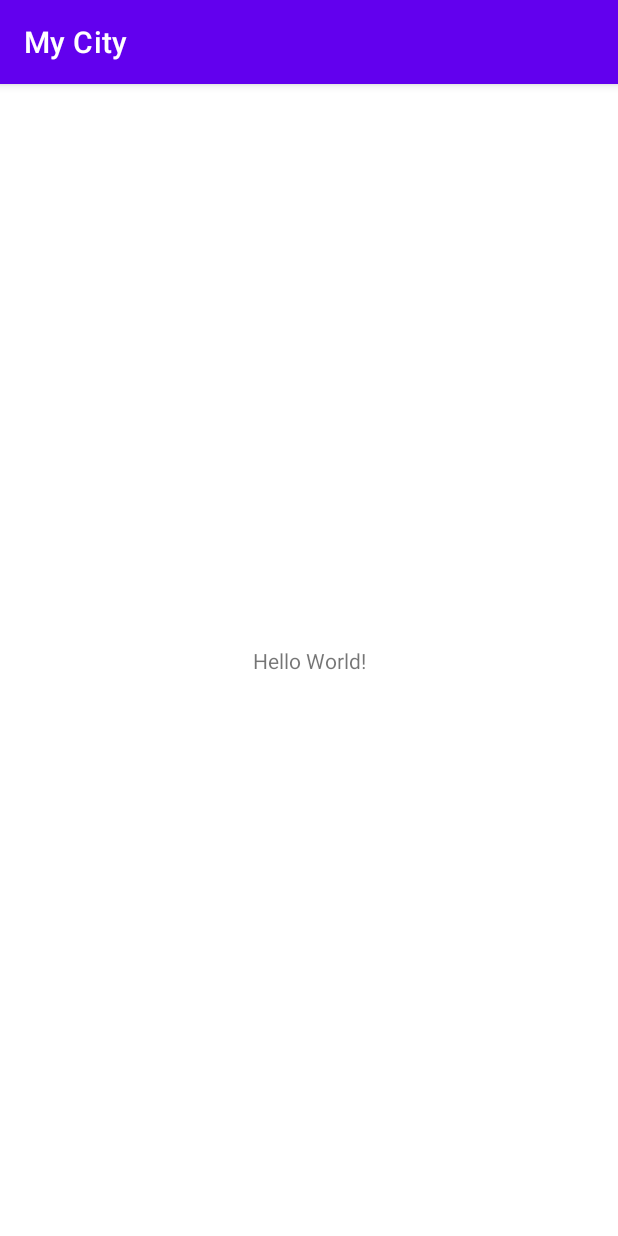
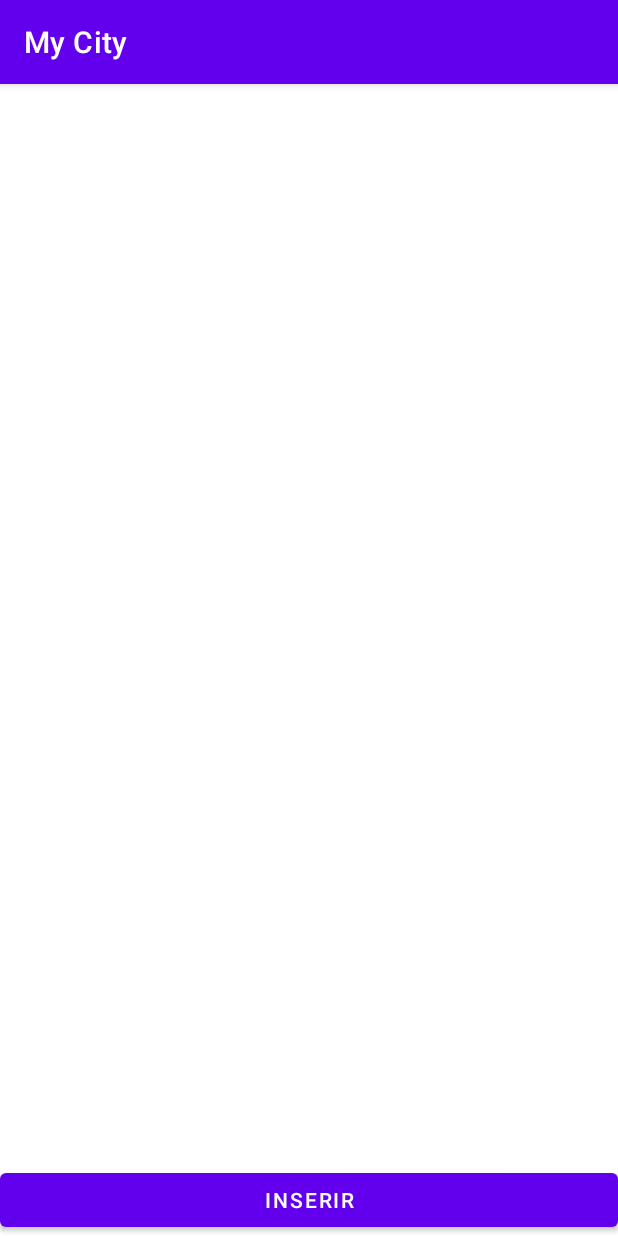
Before and after one commit to rfcm29/mycity, an Android app: the screen it shows after launch (MainActivity), on a phone screen of 412 x 824 dp. Run offline under Robolectric (Android 15) with nearby library versions, the phone set to English and light mode, and no system bars.

Commit message:
criada lista de notas com botão de adiçao de uma nova lista

```diff
--- a/app/build.gradle
+++ b/app/build.gradle
@@ -1,6 +1,7 @@
 plugins {
     id 'com.android.application'
     id 'kotlin-android'
+    id 'kotlin-android-extensions'
 }
 
 android {
--- a/app/src/main/AndroidManifest.xml
+++ b/app/src/main/AndroidManifest.xml
@@ -9,7 +9,6 @@
         android:roundIcon="@mipmap/ic_launcher_round"
         android:supportsRtl="true"
         android:theme="@style/Theme.MyCity">
-        <activity android:name=".Lista"></activity>
         <activity android:name=".MainActivity">
             <intent-filter>
                 <action android:name="android.intent.action.MAIN" />
--- a/app/src/main/java/intro/android/mycity/MainActivity.kt
+++ b/app/src/main/java/intro/android/mycity/MainActivity.kt
@@ -2,10 +2,31 @@ package intro.android.mycity
 
 import androidx.appcompat.app.AppCompatActivity
 import android.os.Bundle
+import intro.android.mycity.dataclasses.Nota
+import android.view.View
+import androidx.recyclerview.widget.LinearLayoutManager
+import intro.android.mycity.adapter.ListaAdapter
+import kotlinx.android.synthetic.main.activity_main.*
+import java.util.*
+import kotlin.collections.ArrayList
 
 class MainActivity : AppCompatActivity() {
+
+    private lateinit var listaNotas: ArrayList<Nota>
+
     override fun onCreate(savedInstanceState: Bundle?) {
         super.onCreate(savedInstanceState)
         setContentView(R.layout.activity_main)
+
+        listaNotas = ArrayList<Nota>();
+
+        lista.adapter = ListaAdapter(listaNotas)
+        lista.layoutManager = LinearLayoutManager(this)
+    }
+
+    fun insert(view: View) {
+
+        listaNotas.add(0, Nota("asass", Date(1997,12,29)))
+        lista.adapter?.notifyDataSetChanged()
     }
 }
--- /dev/null
+++ b/app/src/main/java/intro/android/mycity/adapter/listaAdapter.kt
@@ -0,0 +1,38 @@
+package intro.android.mycity.adapter
+
+import android.view.LayoutInflater
+import android.view.View
+import android.view.ViewGroup
+import androidx.recyclerview.widget.RecyclerView
+import intro.android.mycity.R
+import intro.android.mycity.dataclasses.Nota
+import kotlinx.android.synthetic.main.item.view.*
+
+class ListaAdapter(val list: ArrayList<Nota>):RecyclerView.Adapter<LineViewHolder>(){
+
+    override fun onCreateViewHolder(parent: ViewGroup, viewType: Int): LineViewHolder {
+
+        val itemView = LayoutInflater
+                .from(parent.context)
+                .inflate(R.layout.item, parent, false)
+        return LineViewHolder(itemView)
+    }
+
+    override fun getItemCount(): Int {
+        return list.size
+    }
+
+    override fun onBindViewHolder(holder: LineViewHolder, position: Int) {
+        val currentItem = list[position]
+
+        holder.titulo.text = currentItem.titulo
+        holder.data.text = currentItem.data.toString()
+    }
+
+}
+
+class LineViewHolder(itemView: View) : RecyclerView.ViewHolder(itemView){
+
+    val titulo = itemView.titulo
+    val data = itemView.data
+}
--- /dev/null
+++ b/app/src/main/java/intro/android/mycity/dataclasses/nota.kt
@@ -0,0 +1,5 @@
+package intro.android.mycity.dataclasses
+
+import java.util.*
+
+data class Nota(val titulo: String, val data: Date)
--- a/app/src/main/res/layout/activity_main.xml
+++ b/app/src/main/res/layout/activity_main.xml
@@ -1,18 +1,22 @@
 <?xml version="1.0" encoding="utf-8"?>
-<androidx.constraintlayout.widget.ConstraintLayout xmlns:android="http://schemas.android.com/apk/res/android"
+<RelativeLayout xmlns:android="http://schemas.android.com/apk/res/android"
     xmlns:app="http://schemas.android.com/apk/res-auto"
     xmlns:tools="http://schemas.android.com/tools"
     android:layout_width="match_parent"
     android:layout_height="match_parent"
     tools:context=".MainActivity">
 
-    <TextView
-        android:layout_width="wrap_content"
+    <androidx.recyclerview.widget.RecyclerView
+        android:id="@+id/lista"
+        android:layout_width="match_parent"
+        android:layout_height="match_parent"
+        tools:listitem="@layout/item"/>
+
+    <Button
+        android:layout_width="match_parent"
         android:layout_height="wrap_content"
-        android:text="Hello World!"
-        app:layout_constraintBottom_toBottomOf="parent"
-        app:layout_constraintLeft_toLeftOf="parent"
-        app:layout_constraintRight_toRightOf="parent"
-        app:layout_constraintTop_toTopOf="parent" />
+        android:layout_alignParentBottom="true"
+        android:text="Inserir"
+        android:onClick="insert"/>
 
-</androidx.constraintlayout.widget.ConstraintLayout>
+</RelativeLayout>
```
Also changed, not shown: app/src/main/java/intro/android/mycity/Lista.kt (deleted, +0 -11 lines), app/src/main/res/layout/activity_lista.xml (deleted, +0 -9 lines), app/src/main/res/layout/item.xml (added, +22 -0 lines).
